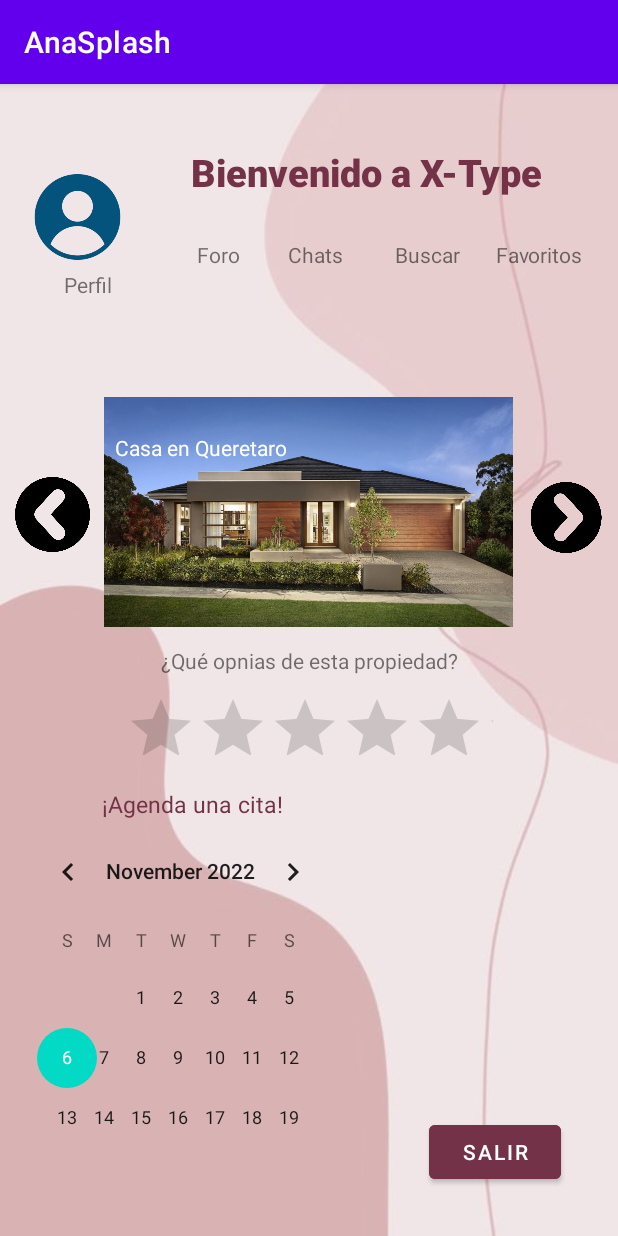
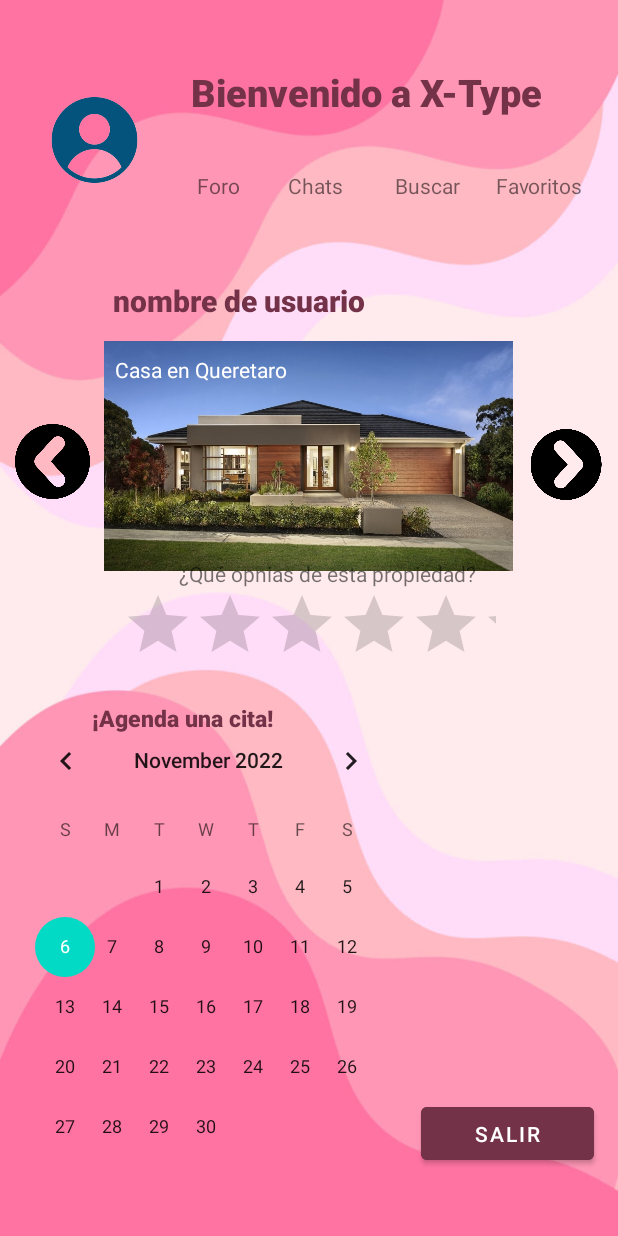
Before and after one commit to AnaNo17/Diggest, an Android app: the Principal screen opened directly, with no data from a screen before it, on a phone screen of 412 x 824 dp. Run offline under Robolectric (Android 15) with nearby library versions, the phone set to English and light mode, and no system bars.

```diff
--- a/app/src/main/java/com/example/anasplash/Login.java
+++ b/app/src/main/java/com/example/anasplash/Login.java
@@ -161,6 +161,7 @@ public class Login extends AppCompatActivity {
         for(MyInfo myInfo : list){
             if(myInfo.getUsuario().equals(usr) && myInfo.getPassword().equals(pass)){
                 Intent intent = new Intent(Login.this, Principal.class);
+                intent.putExtra( "MyInfo" , myInfo );
                 startActivity(intent);
                 i=1;
             }
--- a/app/src/main/java/com/example/anasplash/Principal.java
+++ b/app/src/main/java/com/example/anasplash/Principal.java
@@ -1,18 +1,47 @@
 package com.example.anasplash;
 
 import androidx.appcompat.app.AppCompatActivity;
-
 import android.content.Intent;
 import android.os.Bundle;
 import android.view.View;
 import android.widget.Button;
+import android.widget.TextView;
+
+import com.example.anasplash.Json.MyInfo;
+
+import javax.xml.validation.Validator;
 
 public class Principal extends AppCompatActivity {
     Button regresor;
+    private TextView usuario;
+
+
     @Override
     protected void onCreate(Bundle savedInstanceState) {
         super.onCreate(savedInstanceState);
         setContentView(R.layout.activity_principal);
+        String aux = null;
+        MyInfo info = null;
+        Object object = null;
+        usuario = findViewById(R.id.textUser);
+        Intent intent = getIntent();
+        if( intent != null)
+        {
+            aux = intent.getStringExtra("usuario" );
+            if( aux != null && aux.length()> 0 )
+            {
+                usuario.setText(aux);
+            }
+            if( intent.getExtras() != null ) {
+                object = intent.getExtras().get("MyInfo");
+                if (object != null) {
+                    if (object instanceof MyInfo) {
+                        info = (MyInfo) object;
+                        usuario.setText("Bienvenido " + info.getUsuario());
+                    }
+                }
+            }
+        }
 
         regresor= (Button)findViewById(R.id.salir);
         regresor.setOnClickListener(new View.OnClickListener() {
--- a/app/src/main/res/layout/activity_principal.xml
+++ b/app/src/main/res/layout/activity_principal.xml
@@ -4,7 +4,7 @@
     xmlns:tools="http://schemas.android.com/tools"
     android:layout_width="match_parent"
     android:layout_height="match_parent"
-    android:background="@drawable/fondor"
+    android:background="@drawable/fondoo"
     tools:context=".Principal">
 
     <TextView
@@ -28,7 +28,7 @@
         android:layout_height="61dp"
         app:layout_constraintBottom_toBottomOf="parent"
         app:layout_constraintEnd_toStartOf="@+id/textView12"
-        app:layout_constraintHorizontal_bias="0.216"
+        app:layout_constraintHorizontal_bias="0.476"
         app:layout_constraintStart_toStartOf="parent"
         app:layout_constraintTop_toTopOf="parent"
         app:layout_constraintVertical_bias="0.082"
@@ -69,18 +69,6 @@
         app:layout_constraintTop_toTopOf="parent"
         app:layout_constraintVertical_bias="0.365"
         app:srcCompat="@drawable/flecha1" />
-
-    <TextView
-        android:id="@+id/textView18"
-        android:layout_width="wrap_content"
-        android:layout_height="wrap_content"
-        android:text="Perfil"
-        app:layout_constraintBottom_toTopOf="@+id/imageView6"
-        app:layout_constraintEnd_toEndOf="parent"
-        app:layout_constraintHorizontal_bias="0.113"
-        app:layout_constraintStart_toStartOf="parent"
-        app:layout_constraintTop_toTopOf="parent"
-        app:layout_constraintVertical_bias="0.655" />
 
     <TextView
         android:id="@+id/textView20"
@@ -132,13 +120,13 @@
 
     <RatingBar
         android:id="@+id/ratingBar"
-        android:layout_width="245dp"
-        android:layout_height="41dp"
+        android:layout_width="249dp"
+        android:layout_height="50dp"
         app:layout_constraintBottom_toBottomOf="parent"
         app:layout_constraintEnd_toEndOf="parent"
         app:layout_constraintStart_toStartOf="parent"
         app:layout_constraintTop_toBottomOf="@+id/imageView6"
-        app:layout_constraintVertical_bias="0.12" />
+        app:layout_constraintVertical_bias="0.03" />
 
     <TextView
         android:id="@+id/textView24"
@@ -161,45 +149,66 @@
         android:text="¿Qué opnias de esta propiedad?"
         app:layout_constraintBottom_toBottomOf="parent"
         app:layout_constraintEnd_toEndOf="parent"
+        app:layout_constraintHorizontal_bias="0.559"
         app:layout_constraintStart_toStartOf="parent"
-        app:layout_constraintTop_toTopOf="parent" />
+        app:layout_constraintTop_toTopOf="parent"
+        app:layout_constraintVertical_bias="0.463" />
 
     <TextView
         android:id="@+id/textView26"
         android:layout_width="wrap_content"
         android:layout_height="wrap_content"
         android:backgroundTint="#733248"
+        android:fontFamily="sans-serif-black"
         android:text="¡Agenda una cita!"
         android:textColor="#733248"
         android:textSize="15sp"
         app:layout_constraintBottom_toBottomOf="parent"
         app:layout_constraintEnd_toEndOf="parent"
-        app:layout_constraintHorizontal_bias="0.233"
+        app:layout_constraintHorizontal_bias="0.21"
         app:layout_constraintStart_toStartOf="parent"
         app:layout_constraintTop_toBottomOf="@+id/imageView6"
-        app:layout_constraintVertical_bias="0.279" />
+        app:layout_constraintVertical_bias="0.207" />
 
     <CalendarView
         android:id="@+id/calendarView"
-        android:layout_width="215dp"
-        android:layout_height="233dp"
+        android:layout_width="262dp"
+        android:layout_height="305dp"
         app:layout_constraintBottom_toBottomOf="parent"
         app:layout_constraintEnd_toEndOf="parent"
-        app:layout_constraintHorizontal_bias="0.066"
+        app:layout_constraintHorizontal_bias="0.053"
         app:layout_constraintStart_toStartOf="parent"
         app:layout_constraintTop_toTopOf="parent"
-        app:layout_constraintVertical_bias="0.919" />
+        app:layout_constraintVertical_bias="0.913" />
 
     <Button
         android:id="@+id/salir"
-        android:layout_width="wrap_content"
-        android:layout_height="wrap_content"
-        android:layout_marginBottom="32dp"
+        android:layout_width="115dp"
+        android:layout_height="47dp"
+        android:layout_marginTop="154dp"
+        android:layout_marginBottom="28dp"
         android:backgroundTint="#733248"
         android:text="Salir"
         app:layout_constraintBottom_toBottomOf="parent"
         app:layout_constraintEnd_toEndOf="parent"
-        app:layout_constraintHorizontal_bias="0.883"
-        app:layout_constraintStart_toStartOf="parent" />
+        app:layout_constraintHorizontal_bias="0.945"
+        app:layout_constraintStart_toStartOf="parent"
+        app:layout_constraintTop_toBottomOf="@+id/textView26"
+        app:layout_constraintVertical_bias="0.844" />
+
+    <TextView
+        android:id="@+id/textUser"
+        android:layout_width="wrap_content"
+        android:layout_height="wrap_content"
+        android:fontFamily="sans-serif-black"
+        android:text="nombre de usuario"
+        android:textColor="#733248"
+        android:textSize="20sp"
+        app:layout_constraintBottom_toTopOf="@+id/imageView6"
+        app:layout_constraintEnd_toEndOf="parent"
+        app:layout_constraintHorizontal_bias="0.308"
+        app:layout_constraintStart_toStartOf="parent"
+        app:layout_constraintTop_toTopOf="parent"
+        app:layout_constraintVertical_bias="0.934" />
 
 </androidx.constraintlayout.widget.ConstraintLayout>
--- a/app/src/main/res/values/themes.xml
+++ b/app/src/main/res/values/themes.xml
@@ -1,6 +1,6 @@
 <resources xmlns:tools="http://schemas.android.com/tools">
     <!-- Base application theme. -->
-    <style name="Theme.AnaSplash" parent="Theme.MaterialComponents.DayNight.DarkActionBar">
+    <style name="Theme.AnaSplash" parent="Theme.MaterialComponents.DayNight.NoActionBar">
         <!-- Primary brand color. -->
         <item name="colorPrimary">@color/purple_500</item>
         <item name="colorPrimaryVariant">@color/purple_700</item>
```
Also changed, not shown: app/src/main/res/layout/activity_login.xml (+3 -4 lines), app/src/main/res/layout/activity_olvide_contra.xml (+6 -7 lines), app/src/main/res/layout/activity_registro.xml (+31 -29 lines), app/src/main/res/drawable/fondoo.jpg (added).
